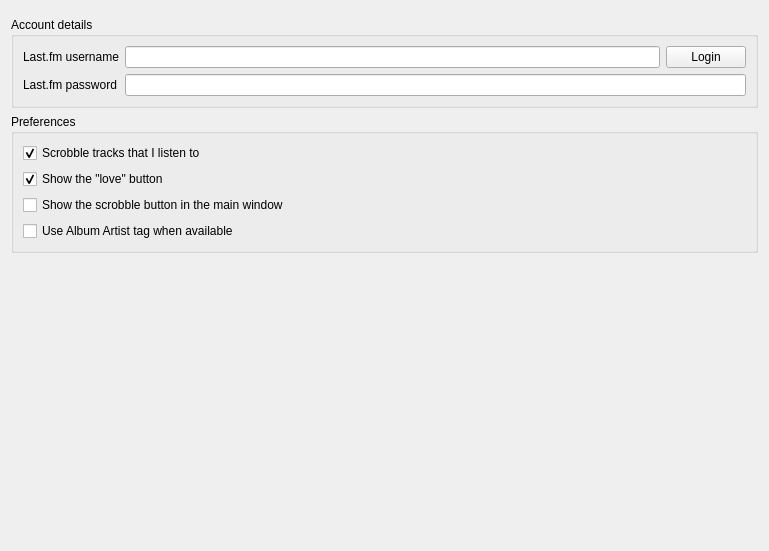
This is src/internet/lastfm/lastfmsettingspage.ui in clementine-player/Clementine as Qt 5 draws it before an edit. The edited form follows.
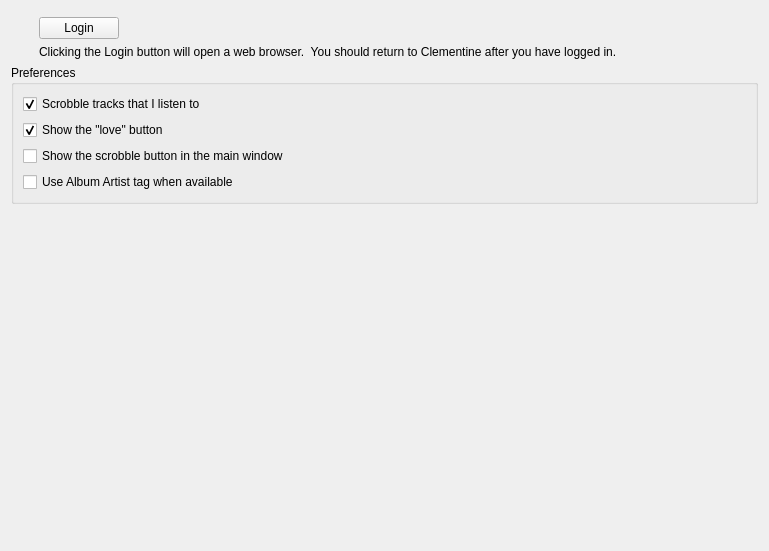
This is the edited form. Custom widgets are drawn as their Qt base class.

Commit message:
Use desktopauth instead of mobileauth for last.fm
It now uses an oauth like authentication process so the user isn't required to enter the last.fm password in Clementine but rather authenticate through the last.fm website.

Updates #5028

```diff
--- a/src/internet/lastfm/lastfmsettingspage.ui
+++ b/src/internet/lastfm/lastfmsettingspage.ui
@@ -18,26 +18,19 @@
     <widget class="LoginStateWidget" name="login_state" native="true"/>
    </item>
    <item>
-    <widget class="QGroupBox" name="groupBox">
-     <property name="title">
-      <string>Account details</string>
-     </property>
-     <layout class="QFormLayout" name="formLayout">
-      <property name="fieldGrowthPolicy">
-       <enum>QFormLayout::AllNonFixedFieldsGrow</enum>
+    <widget class="QWidget" name="login_container" native="true">
+     <layout class="QVBoxLayout" name="verticalLayout_3">
+      <property name="leftMargin">
+       <number>28</number>
       </property>
-      <item row="1" column="0">
-       <widget class="QLabel" name="label_2">
-        <property name="text">
-         <string>Last.fm username</string>
-        </property>
-       </widget>
-      </item>
-      <item row="1" column="1">
+      <property name="topMargin">
+       <number>0</number>
+      </property>
+      <property name="bottomMargin">
+       <number>0</number>
+      </property>
+      <item>
        <layout class="QHBoxLayout" name="horizontalLayout_2">
-        <item>
-         <widget class="QLineEdit" name="username"/>
-        </item>
         <item>
          <widget class="QPushButton" name="login">
           <property name="text">
@@ -45,19 +38,28 @@
           </property>
          </widget>
         </item>
+        <item>
+         <spacer name="horizontalSpacer_2">
+          <property name="orientation">
+           <enum>Qt::Horizontal</enum>
+          </property>
+          <property name="sizeHint" stdset="0">
+           <size>
+            <width>40</width>
+            <height>20</height>
+           </size>
+          </property>
+         </spacer>
+        </item>
        </layout>
       </item>
-      <item row="2" column="0">
-       <widget class="QLabel" name="label_3">
+      <item>
+       <widget class="QLabel" name="label_2">
         <property name="text">
-         <string>Last.fm password</string>
+         <string>Clicking the Login button will open a web browser.  You should return to Clementine after you have logged in.</string>
         </property>
-       </widget>
-      </item>
-      <item row="2" column="1">
-       <widget class="QLineEdit" name="password">
-        <property name="echoMode">
-         <enum>QLineEdit::Password</enum>
+        <property name="wordWrap">
+         <bool>true</bool>
         </property>
        </widget>
       </item>
@@ -112,6 +114,9 @@
      <property name="orientation">
       <enum>Qt::Vertical</enum>
      </property>
+     <property name="sizeType">
+      <enum>QSizePolicy::MinimumExpanding</enum>
+     </property>
      <property name="sizeHint" stdset="0">
       <size>
        <width>20</width>
```
Left out of the diff: 3 changed lines with no effect on the pictures. The commit also changes 4 other files.
